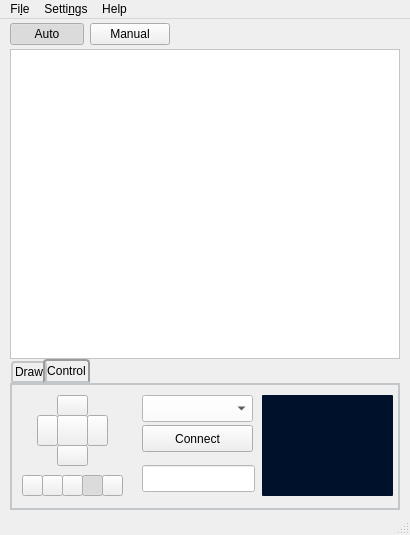
kthenrique/Draw-Vinci, file gui/Draw-Vinci.ui: the form before one commit.
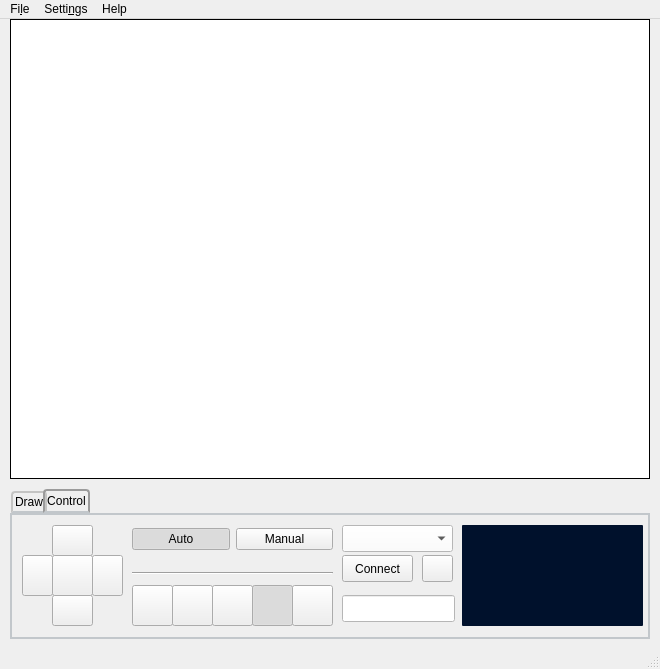
The form after the commit. The open tabs and pages were chosen to show the change. Icons and pictures are not drawn.

Patch:
```diff
--- a/gui/Draw-Vinci.ui
+++ b/gui/Draw-Vinci.ui
@@ -6,20 +6,26 @@
    <rect>
     <x>0</x>
     <y>0</y>
-    <width>410</width>
-    <height>535</height>
+    <width>660</width>
+    <height>669</height>
    </rect>
   </property>
+  <property name="sizePolicy">
+   <sizepolicy hsizetype="MinimumExpanding" vsizetype="MinimumExpanding">
+    <horstretch>0</horstretch>
+    <verstretch>0</verstretch>
+   </sizepolicy>
+  </property>
   <property name="minimumSize">
    <size>
-    <width>410</width>
-    <height>535</height>
+    <width>0</width>
+    <height>0</height>
    </size>
   </property>
   <property name="maximumSize">
    <size>
-    <width>410</width>
-    <height>535</height>
+    <width>1000</width>
+    <height>1000</height>
    </size>
   </property>
   <property name="windowTitle">
@@ -35,72 +41,13 @@
    <enum>QTabWidget::Rounded</enum>
   </property>
   <widget class="QWidget" name="centralwidget">
-   <widget class="QWidget" name="horizontalLayoutWidget">
-    <property name="geometry">
-     <rect>
-      <x>10</x>
-      <y>0</y>
-      <width>160</width>
-      <height>31</height>
-     </rect>
-    </property>
-    <layout class="QHBoxLayout" name="horizontalLayout">
-     <item>
-      <widget class="QPushButton" name="autoButton">
-       <property name="minimumSize">
-        <size>
-         <width>10</width>
-         <height>0</height>
-        </size>
-       </property>
-       <property name="styleSheet">
-        <string notr="true"/>
-       </property>
-       <property name="text">
-        <string>Auto</string>
-       </property>
-       <property name="checkable">
-        <bool>true</bool>
-       </property>
-       <property name="checked">
-        <bool>true</bool>
-       </property>
-       <property name="autoExclusive">
-        <bool>true</bool>
-       </property>
-      </widget>
-     </item>
-     <item>
-      <widget class="QPushButton" name="manualButton">
-       <property name="minimumSize">
-        <size>
-         <width>0</width>
-         <height>0</height>
-        </size>
-       </property>
-       <property name="styleSheet">
-        <string notr="true"/>
-       </property>
-       <property name="text">
-        <string>Manual</string>
-       </property>
-       <property name="checkable">
-        <bool>true</bool>
-       </property>
-       <property name="autoExclusive">
-        <bool>true</bool>
-       </property>
-      </widget>
-     </item>
-    </layout>
-   </widget>
    <widget class="QGraphicsView" name="canvas">
     <property name="geometry">
      <rect>
       <x>10</x>
-      <y>30</y>
-      <width>390</width>
-      <height>310</height>
+      <y>0</y>
+      <width>640</width>
+      <height>460</height>
      </rect>
     </property>
     <property name="sizePolicy">
@@ -117,8 +64,8 @@
     </property>
     <property name="maximumSize">
      <size>
-      <width>390</width>
-      <height>310</height>
+      <width>1000</width>
+      <height>1000</height>
      </size>
     </property>
     <property name="mouseTracking">
@@ -131,7 +78,7 @@
      <string notr="true">background-color: rgb(255, 255, 255);</string>
     </property>
     <property name="frameShape">
-     <enum>QFrame::StyledPanel</enum>
+     <enum>QFrame::Box</enum>
     </property>
     <property name="frameShadow">
      <enum>QFrame::Plain</enum>
@@ -139,12 +86,18 @@
     <property name="lineWidth">
      <number>1</number>
     </property>
+    <property name="midLineWidth">
+     <number>0</number>
+    </property>
     <property name="verticalScrollBarPolicy">
      <enum>Qt::ScrollBarAlwaysOff</enum>
     </property>
     <property name="horizontalScrollBarPolicy">
      <enum>Qt::ScrollBarAlwaysOff</enum>
     </property>
+    <property name="sizeAdjustPolicy">
+     <enum>QAbstractScrollArea::AdjustToContents</enum>
+    </property>
     <property name="sceneRect">
      <rectf>
       <x>0.000000000000000</x>
@@ -158,9 +111,9 @@
     <property name="geometry">
      <rect>
       <x>10</x>
-      <y>340</y>
-      <width>390</width>
-      <height>151</height>
+      <y>470</y>
+      <width>640</width>
+      <height>150</height>
      </rect>
     </property>
     <property name="sizePolicy">
@@ -171,14 +124,14 @@
     </property>
     <property name="minimumSize">
      <size>
-      <width>390</width>
-      <height>151</height>
+      <width>0</width>
+      <height>0</height>
      </size>
     </property>
     <property name="maximumSize">
      <size>
-      <width>390</width>
-      <height>151</height>
+      <width>1000</width>
+      <height>1000</height>
      </size>
     </property>
     <property name="styleSheet">
@@ -585,10 +538,10 @@
      <widget class="QPushButton" name="upButton">
       <property name="geometry">
        <rect>
-        <x>45</x>
+        <x>40</x>
         <y>10</y>
-        <width>31</width>
-        <height>21</height>
+        <width>41</width>
+        <height>31</height>
        </rect>
       </property>
       <property name="styleSheet">
@@ -611,10 +564,10 @@
      <widget class="QPushButton" name="leftButton">
       <property name="geometry">
        <rect>
-        <x>25</x>
-        <y>30</y>
-        <width>21</width>
-        <height>31</height>
+        <x>10</x>
+        <y>40</y>
+        <width>31</width>
+        <height>41</height>
        </rect>
       </property>
       <property name="styleSheet">
@@ -637,10 +590,10 @@
      <widget class="QPushButton" name="rightButton">
       <property name="geometry">
        <rect>
-        <x>75</x>
-        <y>30</y>
-        <width>21</width>
-        <height>31</height>
+        <x>80</x>
+        <y>40</y>
+        <width>31</width>
+        <height>41</height>
        </rect>
       </property>
       <property name="styleSheet">
@@ -663,10 +616,10 @@
      <widget class="QPushButton" name="downButton">
       <property name="geometry">
        <rect>
-        <x>45</x>
-        <y>60</y>
-        <width>31</width>
-        <height>21</height>
+        <x>40</x>
+        <y>80</y>
+        <width>41</width>
+        <height>31</height>
        </rect>
       </property>
       <property name="styleSheet">
@@ -689,10 +642,10 @@
      <widget class="QPushButton" name="penButton">
       <property name="geometry">
        <rect>
-        <x>45</x>
-        <y>30</y>
-        <width>31</width>
-        <height>31</height>
+        <x>40</x>
+        <y>40</y>
+        <width>41</width>
+        <height>41</height>
        </rect>
       </property>
       <property name="toolTip">
@@ -729,9 +682,9 @@
      <widget class="QTextEdit" name="termEdit">
       <property name="geometry">
        <rect>
-        <x>250</x>
+        <x>450</x>
         <y>10</y>
-        <width>131</width>
+        <width>181</width>
         <height>101</height>
        </rect>
       </property>
@@ -789,7 +742,7 @@
      <widget class="QComboBox" name="portsBox">
       <property name="geometry">
        <rect>
-        <x>130</x>
+        <x>330</x>
         <y>10</y>
         <width>111</width>
         <height>27</height>
@@ -802,9 +755,9 @@
      <widget class="QPushButton" name="connectButton">
       <property name="geometry">
        <rect>
-        <x>130</x>
+        <x>330</x>
         <y>40</y>
-        <width>111</width>
+        <width>71</width>
         <height>27</height>
        </rect>
       </property>
@@ -815,7 +768,7 @@
      <widget class="QLineEdit" name="promptEdit">
       <property name="geometry">
        <rect>
-        <x>130</x>
+        <x>330</x>
         <y>80</y>
         <width>113</width>
         <height>27</height>
@@ -836,10 +789,10 @@
      <widget class="QPushButton" name="playButton">
       <property name="geometry">
        <rect>
-        <x>50</x>
-        <y>90</y>
-        <width>21</width>
-        <height>21</height>
+        <x>200</x>
+        <y>70</y>
+        <width>41</width>
+        <height>41</height>
        </rect>
       </property>
       <property name="styleSheet">
@@ -873,10 +826,10 @@
      <widget class="QPushButton" name="stopButton">
       <property name="geometry">
        <rect>
-        <x>70</x>
-        <y>90</y>
-        <width>21</width>
-        <height>21</height>
+        <x>240</x>
+        <y>70</y>
+        <width>41</width>
+        <height>41</height>
        </rect>
       </property>
       <property name="styleSheet">
@@ -913,10 +866,10 @@
      <widget class="QPushButton" name="speedUpButton">
       <property name="geometry">
        <rect>
-        <x>90</x>
-        <y>90</y>
-        <width>21</width>
-        <height>21</height>
+        <x>280</x>
+        <y>70</y>
+        <width>41</width>
+        <height>41</height>
        </rect>
       </property>
       <property name="styleSheet">
@@ -942,10 +895,10 @@
      <widget class="QPushButton" name="pauseButton">
       <property name="geometry">
        <rect>
-        <x>30</x>
-        <y>90</y>
-        <width>21</width>
-        <height>21</height>
+        <x>160</x>
+        <y>70</y>
+        <width>41</width>
+        <height>41</height>
        </rect>
       </property>
       <property name="styleSheet">
@@ -979,10 +932,10 @@
      <widget class="QPushButton" name="slowDownButton">
       <property name="geometry">
        <rect>
-        <x>10</x>
-        <y>90</y>
-        <width>21</width>
-        <height>21</height>
+        <x>120</x>
+        <y>70</y>
+        <width>41</width>
+        <height>41</height>
        </rect>
       </property>
       <property name="styleSheet">
@@ -1004,6 +957,98 @@
        <string/>
       </property>
      </widget>
+     <widget class="QPushButton" name="clearTermButton">
+      <property name="geometry">
+       <rect>
+        <x>410</x>
+        <y>40</y>
+        <width>31</width>
+        <height>27</height>
+       </rect>
+      </property>
+      <property name="toolTip">
+       <string>&lt;html&gt;&lt;head/&gt;&lt;body&gt;&lt;p align=&quot;center&quot;&gt;clear terminal&lt;/p&gt;&lt;/body&gt;&lt;/html&gt;</string>
+      </property>
+      <property name="text">
+       <string/>
+      </property>
+      <property name="icon">
+       <iconset>
+        <normaloff>img/clear.png</normaloff>img/clear.png</iconset>
+      </property>
+     </widget>
+     <widget class="QWidget" name="layoutWidget">
+      <property name="geometry">
+       <rect>
+        <x>120</x>
+        <y>10</y>
+        <width>201</width>
+        <height>29</height>
+       </rect>
+      </property>
+      <layout class="QHBoxLayout" name="horizontalLayout">
+       <item>
+        <widget class="QPushButton" name="autoButton">
+         <property name="minimumSize">
+          <size>
+           <width>10</width>
+           <height>0</height>
+          </size>
+         </property>
+         <property name="styleSheet">
+          <string notr="true"/>
+         </property>
+         <property name="text">
+          <string>Auto</string>
+         </property>
+         <property name="checkable">
+          <bool>true</bool>
+         </property>
+         <property name="checked">
+          <bool>true</bool>
+         </property>
+         <property name="autoExclusive">
+          <bool>true</bool>
+         </property>
+        </widget>
+       </item>
+       <item>
+        <widget class="QPushButton" name="manualButton">
+         <property name="minimumSize">
+          <size>
+           <width>0</width>
+           <height>0</height>
+          </size>
+         </property>
+         <property name="styleSheet">
+          <string notr="true"/>
+         </property>
+         <property name="text">
+          <string>Manual</string>
+         </property>
+         <property name="checkable">
+          <bool>true</bool>
+         </property>
+         <property name="autoExclusive">
+          <bool>true</bool>
+         </property>
+        </widget>
+       </item>
+      </layout>
+     </widget>
+     <widget class="Line" name="line">
+      <property name="geometry">
+       <rect>
+        <x>120</x>
+        <y>50</y>
+        <width>201</width>
+        <height>16</height>
+       </rect>
+      </property>
+      <property name="orientation">
+       <enum>Qt::Horizontal</enum>
+      </property>
+     </widget>
     </widget>
    </widget>
   </widget>
@@ -1012,7 +1057,7 @@
     <rect>
      <x>0</x>
      <y>0</y>
-     <width>410</width>
+     <width>660</width>
      <height>27</height>
     </rect>
    </property>
```
Left out of the diff: 111 changed lines with no effect on the pictures.
